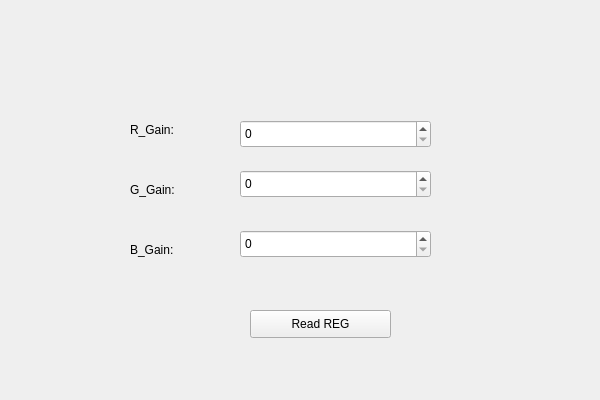
Above: Link_tab/awb_tab.ui from HuJingwen1211/MCISP before the change. Below: the same form after it.
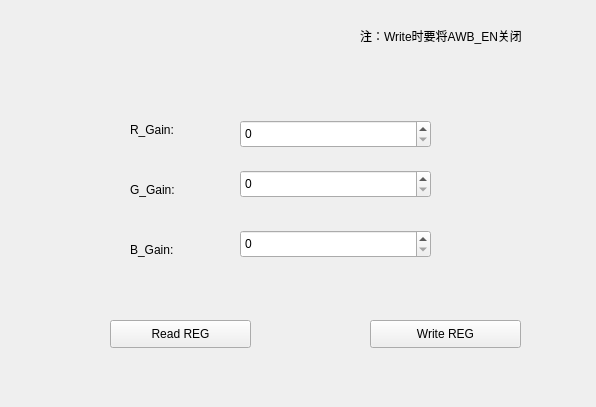
That is the form after the change.

Patch:
```diff
--- a/Link_tab/awb_tab.ui
+++ b/Link_tab/awb_tab.ui
@@ -6,8 +6,8 @@
    <rect>
     <x>0</x>
     <y>0</y>
-    <width>600</width>
-    <height>400</height>
+    <width>596</width>
+    <height>407</height>
    </rect>
   </property>
   <property name="windowTitle">
@@ -85,8 +85,8 @@
   <widget class="QPushButton" name="awb_read_btn">
    <property name="geometry">
     <rect>
-     <x>250</x>
-     <y>310</y>
+     <x>110</x>
+     <y>320</y>
      <width>141</width>
      <height>28</height>
     </rect>
@@ -95,6 +95,32 @@
     <string>Read REG</string>
    </property>
   </widget>
+  <widget class="QPushButton" name="awb_write_btn">
+   <property name="geometry">
+    <rect>
+     <x>370</x>
+     <y>320</y>
+     <width>151</width>
+     <height>28</height>
+    </rect>
+   </property>
+   <property name="text">
+    <string>Write REG</string>
+   </property>
+  </widget>
+  <widget class="QLabel" name="label_4">
+   <property name="geometry">
+    <rect>
+     <x>360</x>
+     <y>20</y>
+     <width>231</width>
+     <height>31</height>
+    </rect>
+   </property>
+   <property name="text">
+    <string>注：Write时要将AWB_EN关闭</string>
+   </property>
+  </widget>
  </widget>
  <layoutdefault spacing="6" margin="11"/>
  <resources/>
```
Left out of the diff: 6 changed lines with no effect on the pictures.
